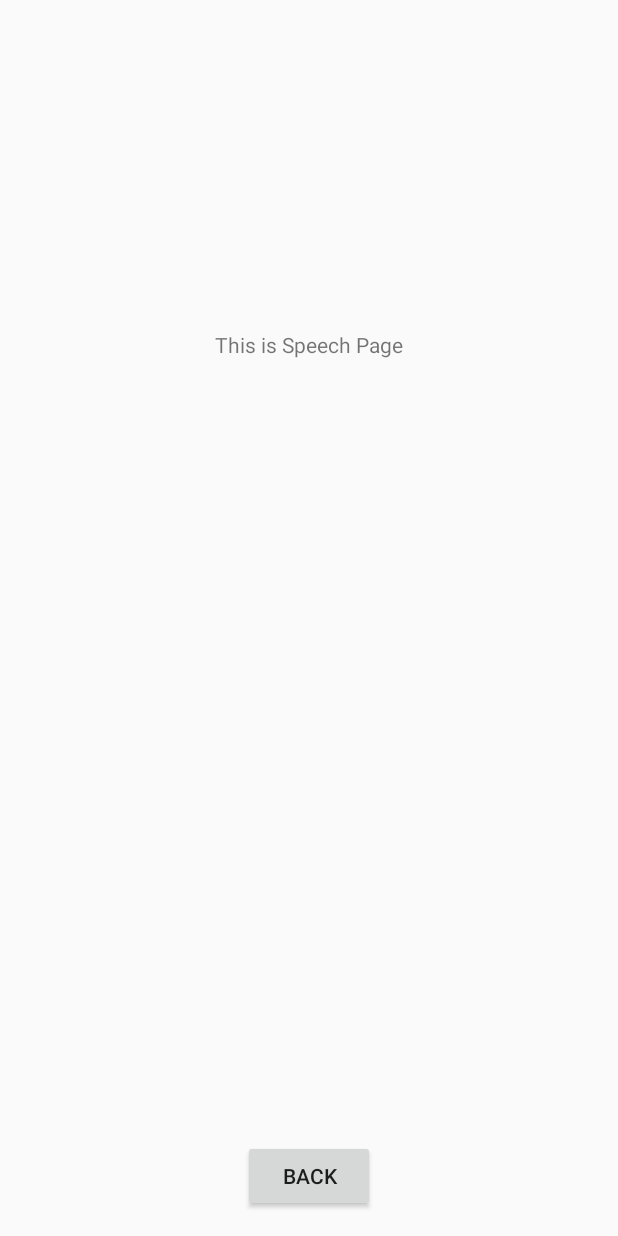
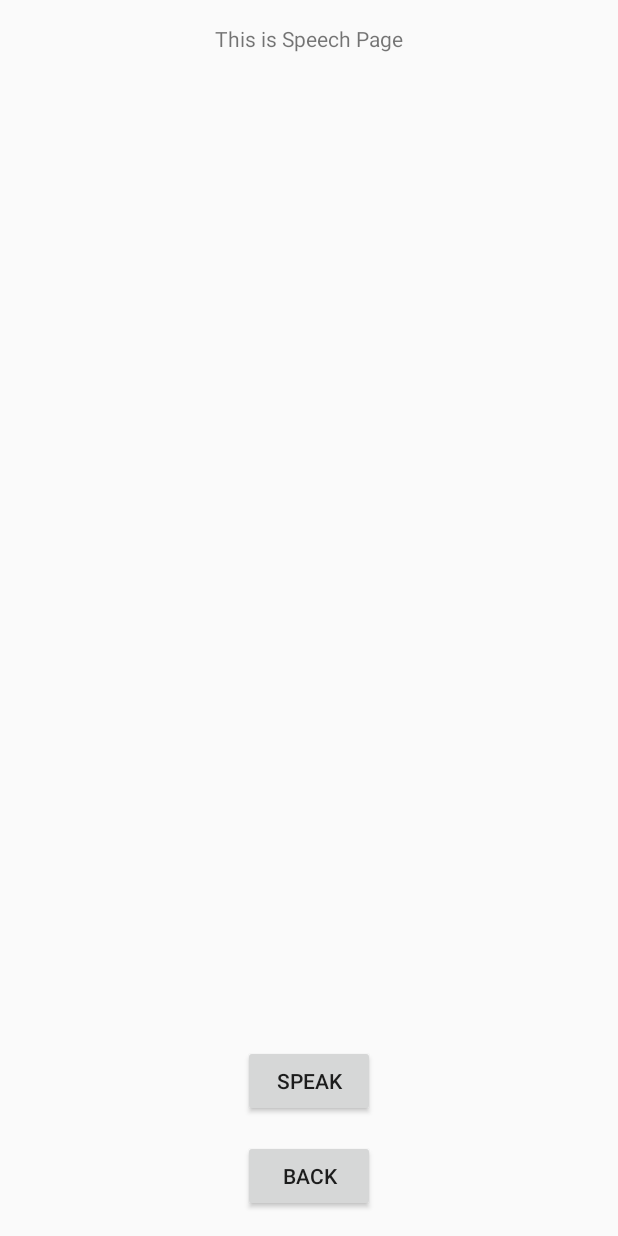
Before and after one commit to Thoritie/HDemo, an Android app: the SpeechActivity screen opened directly, with no data from a screen before it, on a phone screen of 412 x 824 dp. Run offline under Robolectric (Android 15) with nearby library versions, the phone set to English and light mode, and no system bars.

Commit message:
Speech Page Show what you speak in Listview :leaves:

```diff
--- a/app/src/main/java/com/example/handhelp/hdemo/SpeechActivity.java
+++ b/app/src/main/java/com/example/handhelp/hdemo/SpeechActivity.java
@@ -9,20 +9,127 @@ import android.os.Bundle;
 import android.widget.Button;
 import android.content.Intent;
 import android.view.View;
+import android.widget.ArrayAdapter;
+import java.util.ArrayList;
+import android.speech.RecognitionListener;
+import android.speech.SpeechRecognizer;
+import android.widget.ListView;
+import java.util.Locale;
+import android.view.View.OnClickListener;
 
 
-public class SpeechActivity extends Activity {
+import android.content.ActivityNotFoundException;
+import android.os.Bundle;
+import android.speech.RecognizerIntent;
+import android.view.Menu;
+import android.widget.ImageButton;
+import android.widget.TextView;
+import android.widget.Toast;
+
+
+public class SpeechActivity extends Activity{
+
+//    private TextView txvResult;
+    Button speak;
+    ListView options;
+    ArrayList<String> results;
 
     @Override
     protected void onCreate(Bundle savedInstanceState) {
         super.onCreate(savedInstanceState);
         setContentView(R.layout.speech);
+
+//        txvResult = (TextView) findViewById(R.id.txvResult);
+        speak = (Button) findViewById(R.id.btnSpeak);
+        options = (ListView) findViewById(R.id.listSay);
+
+        speak.setOnClickListener(new OnClickListener() {
+
+            @Override
+            public void onClick(View v) {
+                // TODO Auto-generated method stub
+                // This are the intents needed to start the Voice recognizer
+                Intent i = new Intent(RecognizerIntent.ACTION_RECOGNIZE_SPEECH);
+                i.putExtra(RecognizerIntent.EXTRA_LANGUAGE_MODEL,
+                        RecognizerIntent.LANGUAGE_MODEL_FREE_FORM);
+                i.putExtra(RecognizerIntent.EXTRA_PROMPT, "Say something");
+
+                startActivityForResult(i, 1010);
+            }
+        });
+
+        // retrieves data from the previous state. This is incase the phones
+        // orientation changes
+        if (savedInstanceState != null) {
+            results = savedInstanceState.getStringArrayList("results");
+
+            if (results != null)
+                options.setAdapter(new ArrayAdapter<String>(this,
+                        android.R.layout.simple_list_item_1, results));
+        }
+
+
     }
 
+
+//    public void getSpeechInput(View view) {
+//
+//        Intent intent = new Intent(RecognizerIntent.ACTION_RECOGNIZE_SPEECH);
+//        intent.putExtra(RecognizerIntent.EXTRA_LANGUAGE_MODEL, RecognizerIntent.LANGUAGE_MODEL_FREE_FORM);
+//        intent.putExtra(RecognizerIntent.EXTRA_LANGUAGE, Locale.getDefault());
+//
+//        if (intent.resolveActivity(getPackageManager()) != null) {
+//            startActivityForResult(intent, 10);
+//        } else {
+//            Toast.makeText(this, "Your Device Don't Support Speech Input", Toast.LENGTH_SHORT).show();
+//        }
+//    }
+
+
+
+//    @Override
+//    protected void onActivityResult(int requestCode, int resultCode, Intent data) {
+//        super.onActivityResult(requestCode, resultCode, data);
+//
+//        switch (requestCode) {
+//            case 10:
+//                if (resultCode == RESULT_OK && data != null) {
+//                    ArrayList<String> result = data.getStringArrayListExtra(RecognizerIntent.EXTRA_RESULTS);
+//                    txvResult.setText(result.get(0));
+//                }
+//                break;
+//        }
+//    }
+
+
+    @Override
+    protected void onActivityResult(int requestCode, int resultCode, Intent data) {
+        // TODO Auto-generated method stub
+        // retrieves data from the VoiceRecognizer
+        if (requestCode == 1010 && resultCode == RESULT_OK) {
+            results = data
+                    .getStringArrayListExtra(RecognizerIntent.EXTRA_RESULTS);
+            options.setAdapter(new ArrayAdapter<String>(this,
+                    android.R.layout.simple_list_item_1, results));
+        }
+
+        super.onActivityResult(requestCode, resultCode, data);
+    }
+
+    @Override
+    protected void onSaveInstanceState(Bundle outState) {
+        // This should save all the data so that when the phone changes
+        // orientation the data is saved
+        super.onSaveInstanceState(outState);
+
+        outState.putStringArrayList("results", results);
+    }
 
     public void BackPageSpeech  (View view){
         Button btn_back =(Button)findViewById(R.id.button);
         Intent intent = new Intent(SpeechActivity.this,MainActivity.class);
         startActivity(intent);
     }
+
+
 }
--- a/app/src/main/res/layout/speech.xml
+++ b/app/src/main/res/layout/speech.xml
@@ -8,6 +8,8 @@
     android:paddingRight="@dimen/activity_horizontal_margin"
     android:paddingTop="@dimen/activity_vertical_margin"
     tools:context=".MainActivity" >
+
+
 
 
     <Button
@@ -23,10 +25,37 @@
         android:id="@+id/textView3"
         android:layout_width="wrap_content"
         android:layout_height="wrap_content"
-        android:layout_alignParentTop="true"
         android:layout_centerHorizontal="true"
-        android:layout_marginTop="204dp"
         android:text="This is Speech Page" />
+
+    <!--<TextView-->
+        <!--android:id="@+id/txvResult"-->
+        <!--android:layout_width="wrap_content"-->
+        <!--android:layout_height="wrap_content"-->
+        <!--android:layout_alignParentTop="true"-->
+        <!--android:layout_centerHorizontal="true"-->
+        <!--android:layout_marginTop="100dp"-->
+        <!--android:textColor="#000"-->
+        <!--android:textSize="26sp"-->
+        <!--android:textStyle="normal"/>-->
+
+    <ListView
+        android:id="@+id/listSay"
+        android:layout_width="match_parent"
+        android:layout_height="wrap_content"
+        android:layout_alignParentLeft="true"
+        android:layout_below="@+id/button1" >
+    </ListView>
+
+    <Button
+        android:id="@+id/btnSpeak"
+        android:layout_width="wrap_content"
+        android:layout_height="wrap_content"
+        android:layout_above="@+id/button"
+        android:layout_centerHorizontal="true"
+        android:layout_marginBottom="15dp"
+        android:onClick="getSpeechInput"
+        android:text="Speak" />
 
 
 </RelativeLayout>
```
